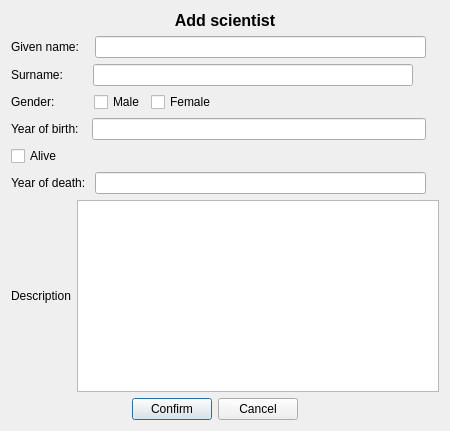
Qt form Vika3nytt/dialogaddsci.ui (sabbisun/Vika3nytt) before a commit.
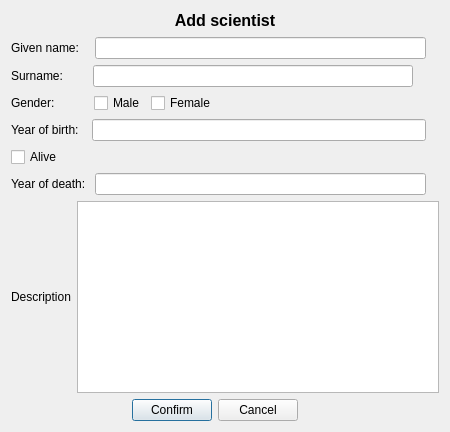
The same form after that commit.

What changed in the file:
```diff
--- a/Vika3nytt/dialogaddsci.ui
+++ b/Vika3nytt/dialogaddsci.ui
@@ -7,9 +7,14 @@
     <x>0</x>
     <y>0</y>
     <width>450</width>
-    <height>350</height>
+    <height>432</height>
    </rect>
   </property>
+  <property name="font">
+   <font>
+    <family>Arial</family>
+   </font>
+  </property>
   <property name="windowTitle">
    <string>Add scientist</string>
   </property>
```
Left out of the diff: 2 changed lines with no effect on the pictures.
